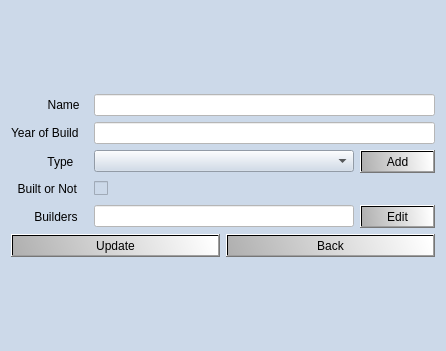
The window that verklegt_vika_3/verklegt_GUI/UI/editcomputerdialog.ui (vilhjalmur12/verklegt_1) describes before a commit, drawn with Qt 5.
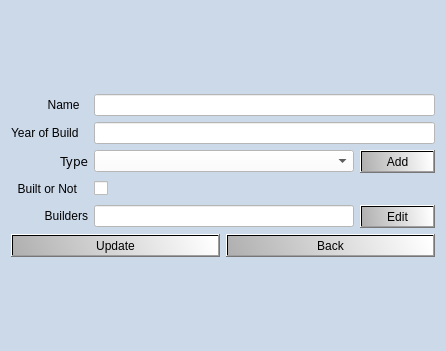
The same window after the commit. Icons and pictures are not drawn.

```diff
--- a/verklegt_vika_3/verklegt_GUI/UI/editcomputerdialog.ui
+++ b/verklegt_vika_3/verklegt_GUI/UI/editcomputerdialog.ui
@@ -24,15 +24,17 @@
     <normaloff>:/icons/Images/DBSimple.jpg</normaloff>:/icons/Images/DBSimple.jpg</iconset>
   </property>
   <property name="styleSheet">
-   <string notr="true">QWidget{
+   <string notr="true">QDialog{
 background-color: rgb(204, 217, 233);
+}
+
+QWidget{
 font-family: &quot;Verdana&quot;;
 font-size: 9pt;
 }
 
-QDialog::dropdown_types{
-color: white;
-background-color: white;
+QComboBox{
+background: white;
 }
 
 QLineEdit{
@@ -132,19 +134,44 @@
            <height>16777215</height>
           </size>
          </property>
+         <property name="font">
+          <font>
+           <family>Verdana</family>
+           <pointsize>9</pointsize>
+           <kerning>true</kerning>
+          </font>
+         </property>
          <property name="text">
-          <string>           Type</string>
+          <string>&lt;html&gt;&lt;head/&gt;&lt;body&gt;&lt;p align=&quot;right&quot;&gt;Type&lt;/p&gt;&lt;/body&gt;&lt;/html&gt;</string>
+         </property>
+         <property name="scaledContents">
+          <bool>false</bool>
+         </property>
+         <property name="wordWrap">
+          <bool>false</bool>
          </property>
         </widget>
        </item>
        <item>
         <widget class="QComboBox" name="dropdown_types">
+         <property name="enabled">
+          <bool>true</bool>
+         </property>
          <property name="minimumSize">
           <size>
            <width>180</width>
            <height>0</height>
           </size>
          </property>
+         <property name="autoFillBackground">
+          <bool>false</bool>
+         </property>
+         <property name="editable">
+          <bool>false</bool>
+         </property>
+         <property name="duplicatesEnabled">
+          <bool>false</bool>
+         </property>
         </widget>
        </item>
        <item>
@@ -213,7 +240,7 @@
           </size>
          </property>
          <property name="text">
-          <string>       Builders</string>
+          <string>&lt;html&gt;&lt;head/&gt;&lt;body&gt;&lt;p align=&quot;right&quot;&gt;Builders&lt;/p&gt;&lt;/body&gt;&lt;/html&gt;</string>
          </property>
         </widget>
        </item>
```
Left out of the diff: 6 changed lines with no effect on the pictures.
